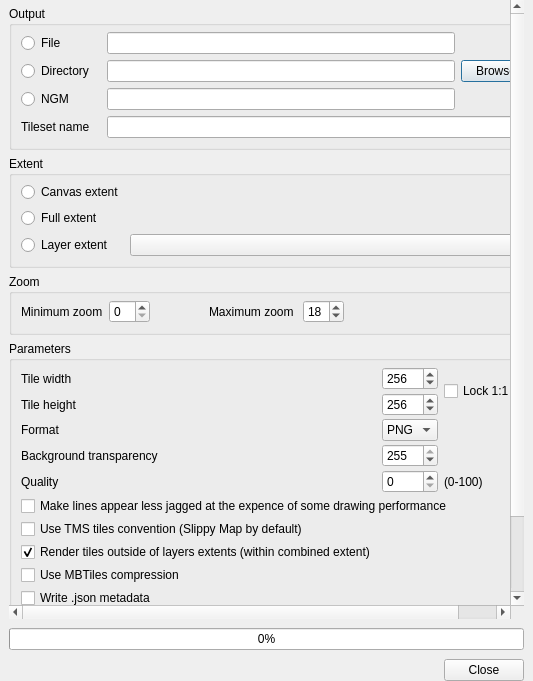
Above: ui/qtilesdialogbase.ui from nextgis/qgis_qtiles before the change. Below: the same form after it.
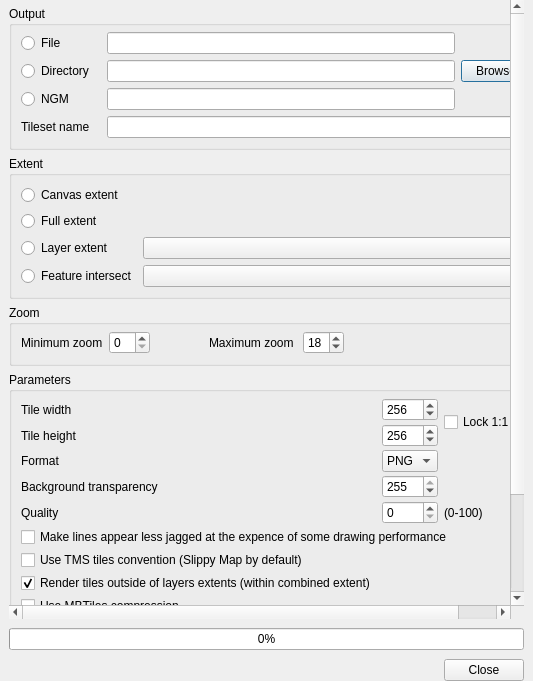
That is the form after the change. Icons and pictures are not drawn. Custom widgets are drawn as their Qt base class.

Commit message: ui changes for vector layer intersection

Patch:
```diff
--- a/ui/qtilesdialogbase.ui
+++ b/ui/qtilesdialogbase.ui
@@ -49,7 +49,7 @@
         <x>0</x>
         <y>0</y>
         <width>515</width>
-        <height>619</height>
+        <height>607</height>
        </rect>
       </property>
       <property name="styleSheet">
@@ -277,16 +277,6 @@
           <string>Extent</string>
          </property>
          <layout class="QGridLayout" name="gridLayout_2">
-          <property name="topMargin">
-           <number>6</number>
-          </property>
-          <item row="1" column="0">
-           <widget class="QRadioButton" name="rbExtentFull">
-            <property name="text">
-             <string>Full extent</string>
-            </property>
-           </widget>
-          </item>
           <item row="0" column="0">
            <widget class="QRadioButton" name="rbExtentCanvas">
             <property name="text">
@@ -294,6 +284,13 @@
             </property>
            </widget>
           </item>
+          <item row="1" column="0">
+           <widget class="QRadioButton" name="rbExtentFull">
+            <property name="text">
+             <string>Full extent</string>
+            </property>
+           </widget>
+          </item>
           <item row="2" column="0">
            <widget class="QRadioButton" name="rbExtentLayer">
             <property name="text">
@@ -311,6 +308,23 @@
             </property>
            </widget>
           </item>
+          <item row="3" column="0">
+           <widget class="QRadioButton" name="rbVectorIntersect">
+            <property name="text">
+             <string>Feature intersect</string>
+            </property>
+           </widget>
+          </item>
+          <item row="3" column="1">
+           <widget class="QComboBox" name="cmbVectorIntersect">
+            <property name="sizePolicy">
+             <sizepolicy hsizetype="Expanding" vsizetype="Fixed">
+              <horstretch>0</horstretch>
+              <verstretch>0</verstretch>
+             </sizepolicy>
+            </property>
+           </widget>
+          </item>
          </layout>
         </widget>
        </item>
@@ -402,10 +416,10 @@
          <property name="title">
           <string>Parameters</string>
          </property>
-         <property name="collapsed" stdset="0">
+         <property name="collapsed">
           <bool>true</bool>
          </property>
-         <property name="saveCollapsedState" stdset="0">
+         <property name="saveCollapsedState">
           <bool>true</bool>
          </property>
          <layout class="QGridLayout">
```
Left out of the diff: 10 changed lines with no effect on the pictures. The commit also changes 3 other files.
